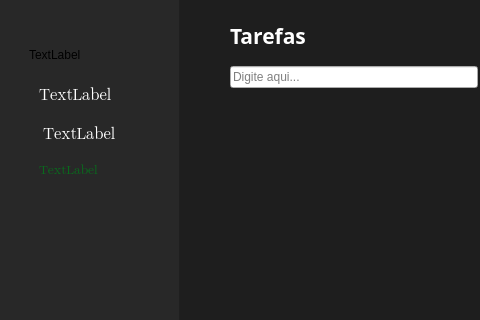
Qt form lista_de_pendencias_interativa/janelaprincipal.ui (caiosbrl7/lista-de-tarefas-qt) before a commit; both pictures show x 0 to 480 and y 0 to 320 of the 800 by 600 pixel window.
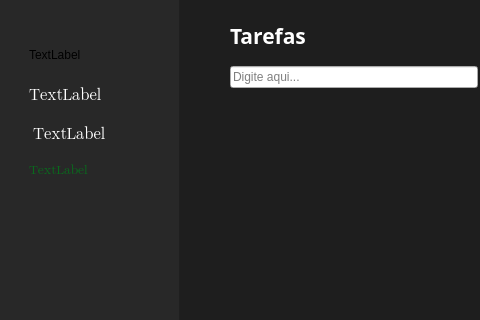
The same form after that commit. Icons and pictures are not drawn.

```diff
--- a/lista_de_pendencias_interativa/janelaprincipal.ui
+++ b/lista_de_pendencias_interativa/janelaprincipal.ui
@@ -148,9 +148,9 @@
     <widget class="QWidget" name="gridLayoutWidget_3">
      <property name="geometry">
       <rect>
-       <x>40</x>
+       <x>30</x>
        <y>80</y>
-       <width>131</width>
+       <width>141</width>
        <height>71</height>
       </rect>
      </property>
@@ -219,9 +219,9 @@
     <widget class="QLabel" name="status">
      <property name="geometry">
       <rect>
-       <x>40</x>
+       <x>30</x>
        <y>150</y>
-       <width>131</width>
+       <width>141</width>
        <height>41</height>
       </rect>
      </property>
```
